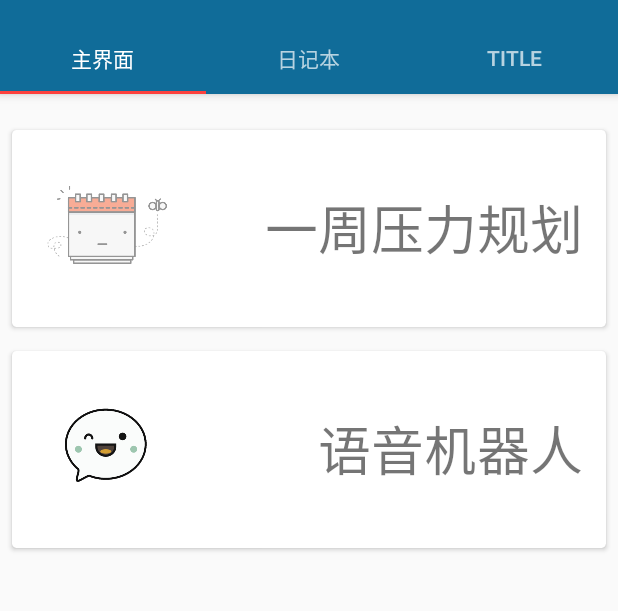
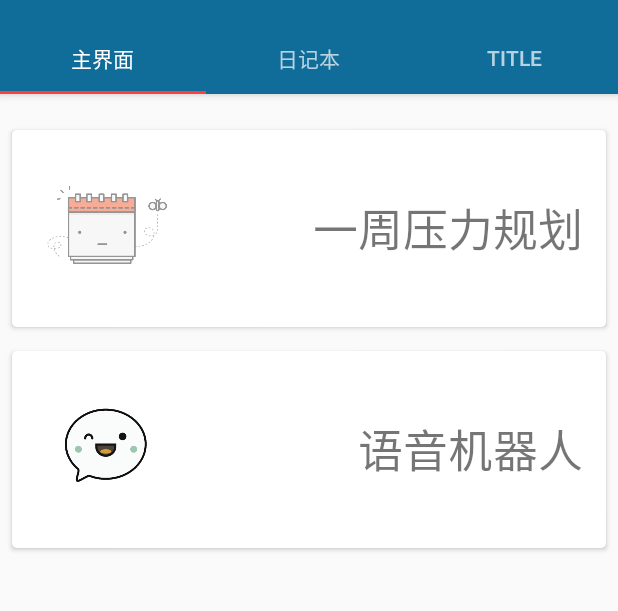
Before and after one commit to uchiyamakoki/Relax4, an Android app: the screen it shows after launch (MainActivity), on a phone screen of 412 x 824 dp, the part 62-673 px from its top. Run offline under Robolectric (Android 15) with nearby library versions, the light colour scheme and no system bars; our stand-ins replace ButterKnife, EventBus; libraries missing offline, so code that uses them is left out: com.squareup.haha.

Commit message:
2018.4.11改了下字体大小

```diff
--- a/app/src/main/res/layout/item_temperature.xml
+++ b/app/src/main/res/layout/item_temperature.xml
@@ -41,7 +41,7 @@
                 android:layout_width="wrap_content"
                 android:layout_height="wrap_content"
                 android:layout_toLeftOf="@+id/temp_layout"
-                android:textSize="35sp"
+                android:textSize="30sp"
                 android:text="一周的规划"/>
 
             <LinearLayout
```
